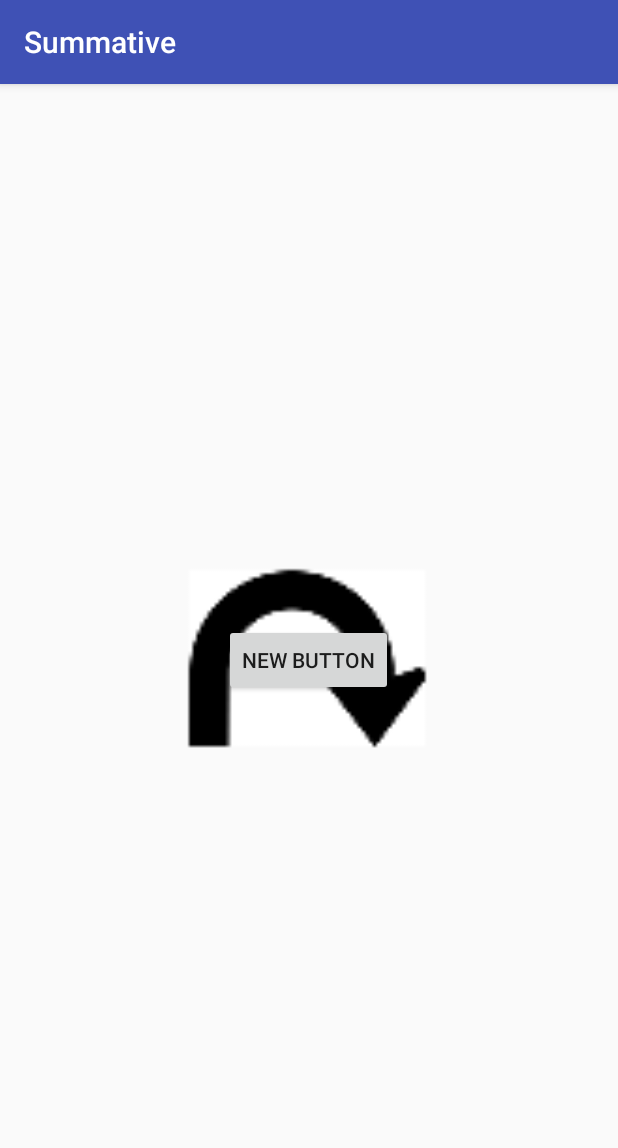
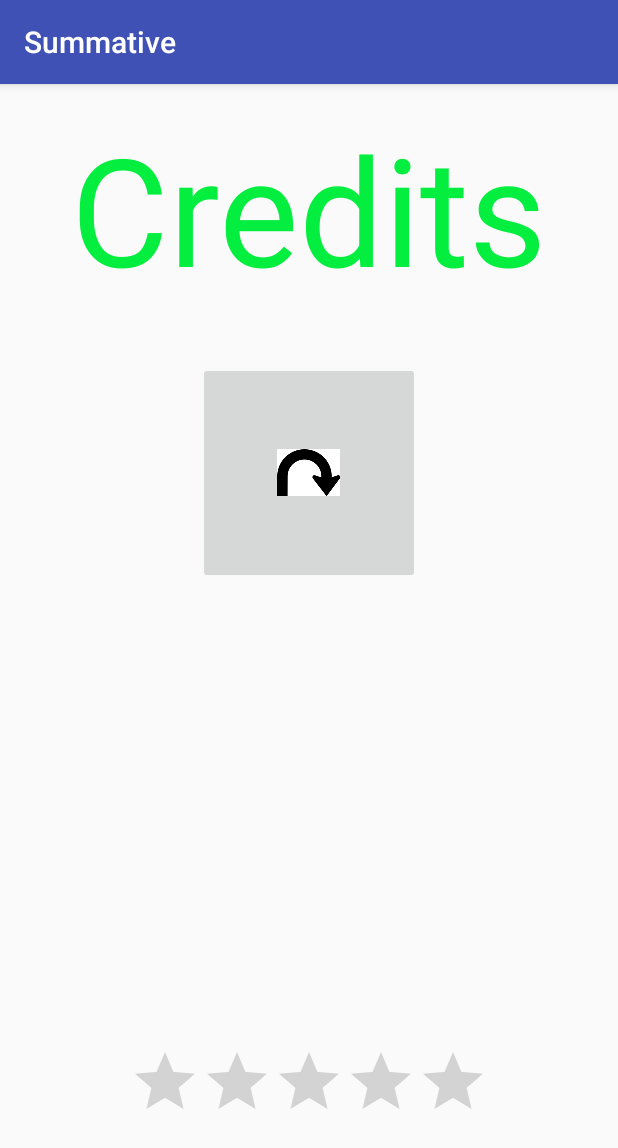
Before and after one commit to TheDoctoir/Summative, an Android app: the Credits screen opened directly, with no data from a screen before it, on a phone screen of 412 x 824 dp. Shown: the top 1148 px of the screen. Run offline under Robolectric (Android 15) with nearby library versions, the phone set to English and light mode, and no system bars.

Commit message:
btn added

```diff
--- a/app/src/main/java/com/example/student/summative/Credits.java
+++ b/app/src/main/java/com/example/student/summative/Credits.java
@@ -1,15 +1,50 @@
 package com.example.student.summative;
 
+import android.content.Intent;
 import android.media.Image;
 import android.support.v7.app.AppCompatActivity;
 import android.os.Bundle;
+import android.view.View;
+import android.widget.Button;
+import android.widget.ImageButton;
 import android.widget.ImageView;
+import android.widget.RatingBar;
+import android.widget.TextView;
 
 public class Credits extends AppCompatActivity {
+
+    private ImageButton btnImage1;
+    private RatingBar rtingBar;
+    private TextView txtvw2;
 
     @Override
     protected void onCreate(Bundle savedInstanceState) {
         super.onCreate(savedInstanceState);
         setContentView(R.layout.activity_credits);
+        btnImage1 = (ImageButton) findViewById(R.id.btnImage1);
+        rtingBar = (RatingBar) findViewById(R.id.rtingBar);
+        txtvw2 = (TextView) findViewById(R.id.txtvw2);
+        ratingBarListener();
     }
+
+    public void ratingBarListener (){
+
+        rtingBar.setOnRatingBarChangeListener(
+                new RatingBar.OnRatingBarChangeListener() {
+                    @Override
+                    public void onRatingChanged(RatingBar ratingBar, float rating, boolean fromUser) {
+                        txtvw2.setText(String.valueOf(rating));
+                    }
+                }
+        );
+
+    }
+
+    public void mainMenu(View vw){
+
+        Intent a= new Intent(Credits.this, MainActivity.class);
+        startActivity(a);
+
+    }
+
 }
--- a/app/src/main/res/layout/activity_credits.xml
+++ b/app/src/main/res/layout/activity_credits.xml
@@ -9,28 +9,37 @@
     android:paddingTop="@dimen/activity_vertical_margin"
     tools:context="com.example.student.summative.Credits">
 
-    <ImageView
+    <ImageButton
         android:layout_width="wrap_content"
         android:layout_height="wrap_content"
-        android:id="@+id/imageView"
+        android:id="@+id/btnImage1"
         android:src="@mipmap/ic_launcher"
-        android:clickable="false"
-        android:layout_alignParentBottom="true"
-        android:paddingLeft="100dp"
-        android:paddingTop="100dp"
-        android:paddingRight="100dp"
-        android:paddingBottom="100dp"
-        android:layout_alignParentTop="true"
-        android:layout_alignParentLeft="true"
-        android:layout_alignParentStart="true"
-        android:layout_alignParentRight="true"
-        android:layout_alignParentEnd="true" />
+        android:onClick="mainMenu"
+        android:padding="50dp"
+        android:scaleType="fitCenter"
+        android:adjustViewBounds="true"
+        android:layout_marginTop="36dp"
+        android:layout_below="@+id/txtvw2"
+        android:layout_centerHorizontal="true" />
 
-    <Button
+    <TextView
         android:layout_width="wrap_content"
         android:layout_height="wrap_content"
-        android:text="New Button"
-        android:id="@+id/button"
-        android:layout_centerVertical="true"
-        android:layout_centerHorizontal="true" />
+        android:textAppearance="?android:attr/textAppearanceMedium"
+        android:text="Credits"
+        android:id="@+id/txtvw2"
+        android:layout_alignParentTop="true"
+        android:layout_centerHorizontal="true"
+        android:textSize="100dp"
+        android:textColor="#03ee3e" />
+
+    <RatingBar
+        android:layout_width="wrap_content"
+        android:layout_height="wrap_content"
+        android:id="@+id/rtingBar"
+        android:layout_alignParentBottom="true"
+        android:layout_centerHorizontal="true"
+        android:layout_marginBottom="53dp"
+        android:numStars="5" />
+
 </RelativeLayout>
```
Also changed, not shown: app/src/main/java/com/example/student/summative/MainActivity.java (+12 -0 lines), app/src/main/res/layout/activity_main.xml (+16 -10 lines).
